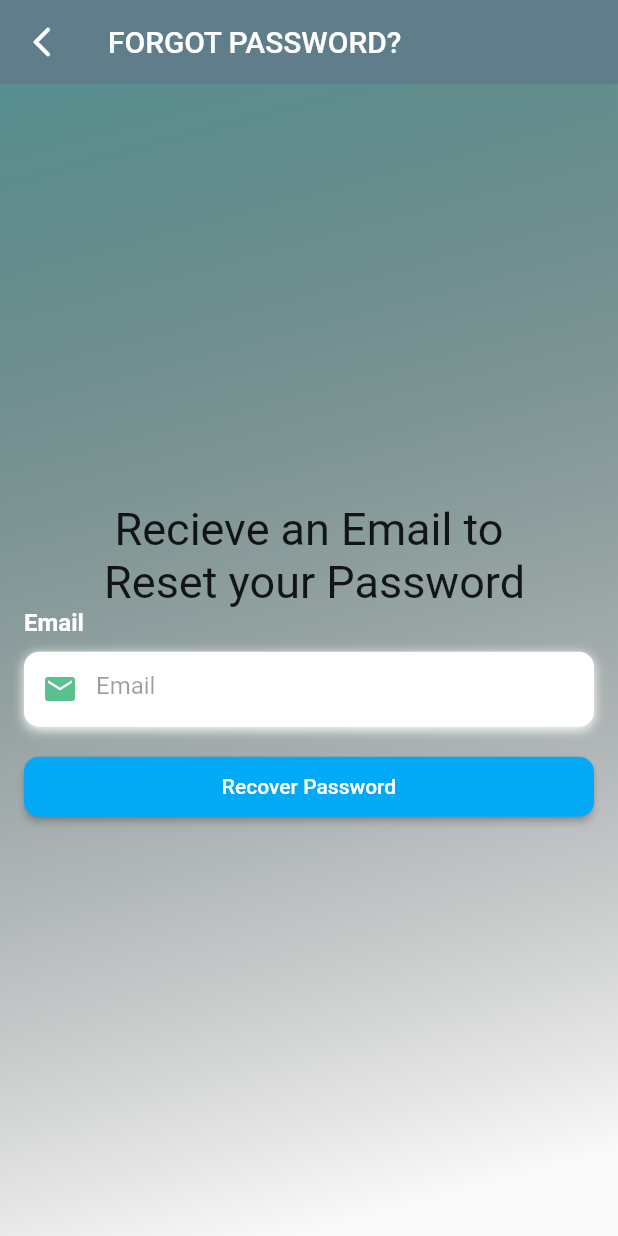
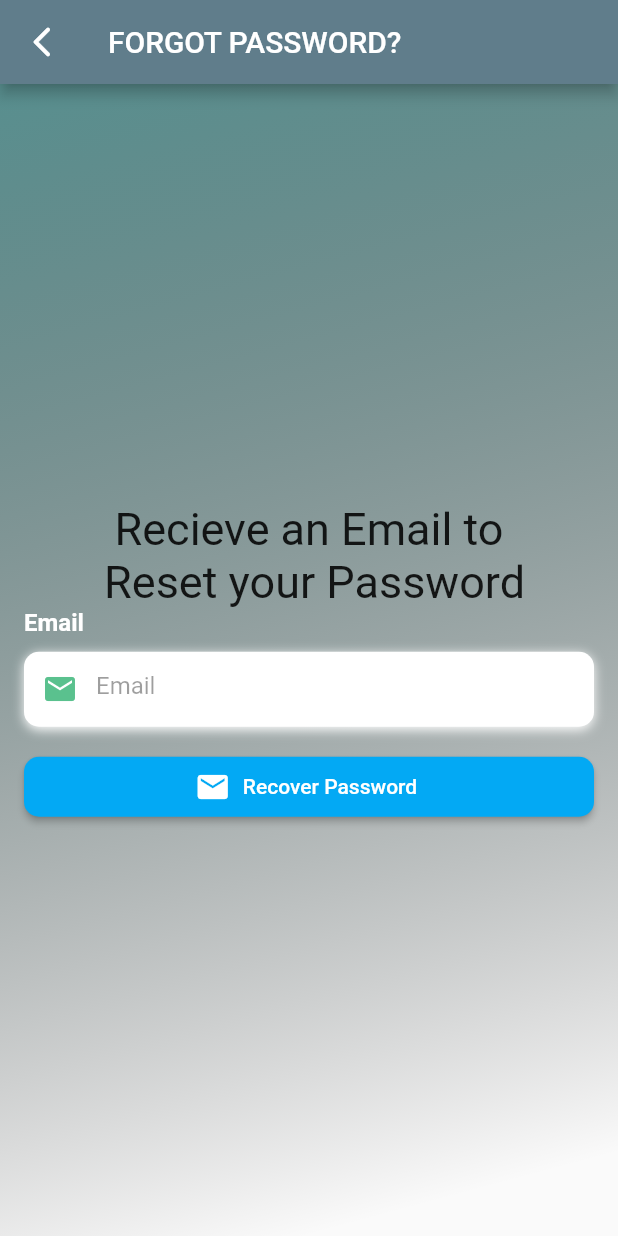
Before and after one commit to RealXSkull/Pc-Builder, a Flutter app: the ForgetPassword screen opened directly, on a phone screen of 412 x 824 dp. Run offline on Flutter 3.47's test engine with Material 2 defaults, Android fonts, the phone set to English and light mode, and no system bars; our stand-ins replace firebase_auth, firebase_core, firebase_database, fluttertoast; accounts and stored records are empty; network calls fail.

Commit message:
button and outline done

```diff
--- a/lib/ForgetPassword.dart
+++ b/lib/ForgetPassword.dart
@@ -14,7 +14,6 @@ class ForgetPassword extends StatefulWidget {
 }
 
 class RecoverPassword extends State<ForgetPassword> {
-  final formkey = GlobalKey<FormState>();
   TextEditingController _emailcontroller = new TextEditingController();
 
   @override
@@ -29,10 +28,7 @@ class RecoverPassword extends State<ForgetPassword> {
       child: Text(
         'Recieve an Email to \n Reset your Password',
         textAlign: TextAlign.center,
-        style: TextStyle(
-          color: Colors.black87,
-          fontSize: 30,
-        ),
+        style: TextStyle(color: Colors.black87, fontSize: 30, fontFamily: 'S'),
       ),
     );
   }
@@ -63,17 +59,6 @@ class RecoverPassword extends State<ForgetPassword> {
           child: TextFormField(
             controller: _emailcontroller,
             keyboardType: TextInputType.emailAddress,
-            autovalidateMode: AutovalidateMode.onUserInteraction,
-            validator: (val) {
-              bool emailValid = RegExp(
-                      r"^[a-zA-Z0-9.a-zA-Z0-9.!#$%&'*+-/=?^_`{|}~]+@[a-zA-Z0-9]+\.[a-zA-Z]+")
-                  .hasMatch(val!);
-              if (!emailValid) {
-                return 'Invalid Email Address';
-              } else {
-                return null;
-              }
-            },
             style: TextStyle(color: Colors.black87),
             decoration: InputDecoration(
                 border: InputBorder.none,
@@ -93,16 +78,29 @@ class RecoverPassword extends State<ForgetPassword> {
     return Container(
       height: 40,
       width: double.infinity,
-      child: ElevatedButton(
-          style: ButtonStyle(
-              backgroundColor:
-                  MaterialStateProperty.all<Color>(Colors.lightBlue),
-              shape: MaterialStateProperty.all<RoundedRectangleBorder>(
-                  RoundedRectangleBorder(
-                borderRadius: BorderRadius.circular(10.0),
-              ))),
-          child: Text('Recover Password'),
-          onPressed: () => ResetPassword()),
+      child: ElevatedButton.icon(
+        style: ButtonStyle(
+            backgroundColor: MaterialStateProperty.all<Color>(Colors.lightBlue),
+            shape: MaterialStateProperty.all<RoundedRectangleBorder>(
+                RoundedRectangleBorder(
+              borderRadius: BorderRadius.circular(10.0),
+            ))),
+        label: Text('Recover Password'),
+        onPressed: () {
+          if (_emailcontroller.text.isNotEmpty) {
+            ResetPassword();
+          } else {
+            Fluttertoast.showToast(
+                msg: "Invalid Credentials",
+                toastLength: Toast.LENGTH_SHORT,
+                backgroundColor: Colors.grey);
+          }
+        },
+        icon: Icon(
+          Icons.mail,
+          size: 24,
+        ),
+      ),
     );
   }
 
@@ -111,7 +109,6 @@ class RecoverPassword extends State<ForgetPassword> {
     return Scaffold(
       appBar: AppBar(
           title: Text('FORGOT PASSWORD?'),
-          elevation: 0,
           backgroundColor: Colors.blueGrey,
           leading: IconButton(
             icon: Icon(Icons.arrow_back_ios_new_rounded),
```
Also changed, not shown: lib/LoginScreen.dart (+0 -19 lines).
